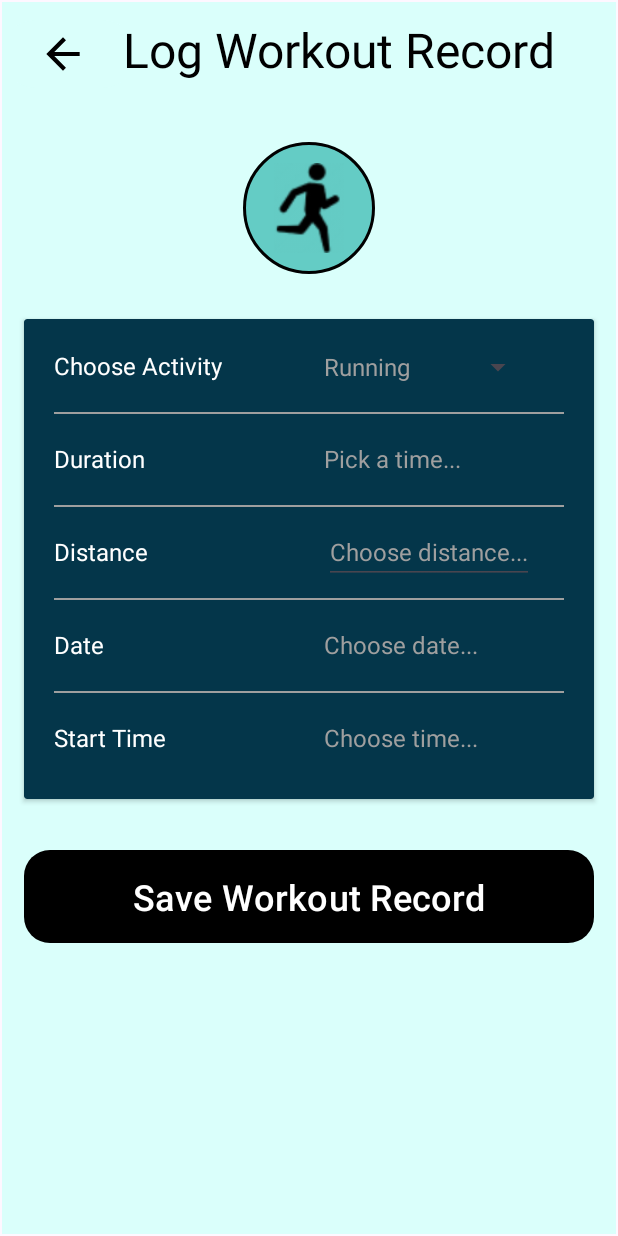
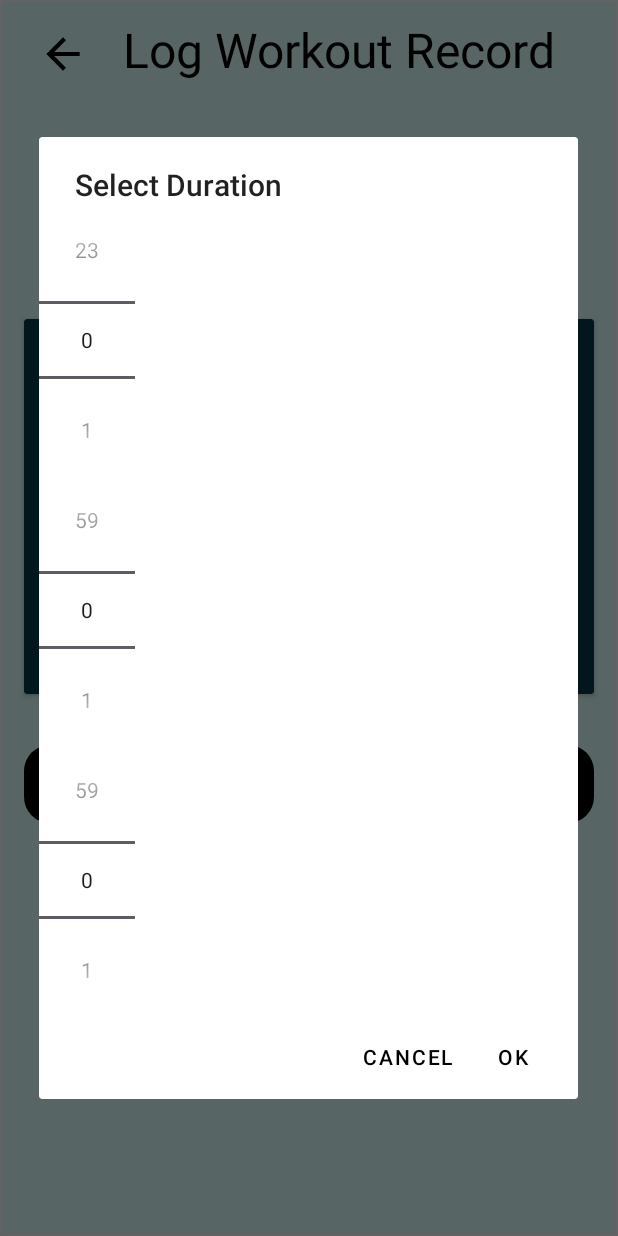
Before and after one commit to yii-meow/health-compass, an Android app: the log_workout_record screen opened through its navigation route, after a tap on an icon or button, on a phone screen of 412 x 824 dp. Run offline under Robolectric (Android 15) with nearby library versions, the phone set to English and light mode, and no system bars; our stand-ins replace Firebase (no records; nobody signed in at launch, a user with empty details on screens opened directly).

Commit message:
log workout

```diff
--- /dev/null
+++ b/app/src/main/java/com/example/healthcompass/DurationPickerDialogFragment.kt
@@ -0,0 +1,56 @@
+import android.app.AlertDialog
+import android.os.Bundle
+import android.widget.NumberPicker
+import androidx.fragment.app.DialogFragment
+import com.example.healthcompass.R
+
+class DurationPickerDialogFragment : DialogFragment() {
+
+    private lateinit var listener: OnDurationSetListener
+
+    interface OnDurationSetListener {
+        fun onDurationSet(hours: Int, minutes: Int, seconds: Int)
+    }
+
+    override fun onCreateDialog(savedInstanceState: Bundle?): AlertDialog {
+        val inflater = requireActivity().layoutInflater
+        val dialogView = inflater.inflate(R.layout.dialog_duration_picker, null)
+
+        val hoursPicker = dialogView.findViewById<NumberPicker>(R.id.hoursPicker)
+        val minutesPicker = dialogView.findViewById<NumberPicker>(R.id.minutesPicker)
+        val secondsPicker = dialogView.findViewById<NumberPicker>(R.id.secondsPicker)
+
+        // Initialize NumberPickers
+        hoursPicker.minValue = 0
+        hoursPicker.maxValue = 23
+
+        minutesPicker.minValue = 0
+        minutesPicker.maxValue = 59
+
+        secondsPicker.minValue = 0
+        secondsPicker.maxValue = 59
+
+        return AlertDialog.Builder(requireContext())
+            .setTitle("Select Duration")
+            .setView(dialogView)
+            .setPositiveButton("OK") { _, _ ->
+                val hours = hoursPicker.value
+                val minutes = minutesPicker.value
+                val seconds = secondsPicker.value
+                listener.onDurationSet(hours, minutes, seconds)
+            }
+            .setNegativeButton("Cancel", null)
+            .create()
+    }
+
+    fun setOnDurationSetListener(listener: OnDurationSetListener) {
+        this.listener = listener
+    }
+
+    companion object {
+        fun newInstance(): DurationPickerDialogFragment {
+            return DurationPickerDialogFragment()
+        }
+    }
+
+}
--- a/app/src/main/java/com/example/healthcompass/data/FitnessActivity/FitnessActivity.kt
+++ b/app/src/main/java/com/example/healthcompass/data/FitnessActivity/FitnessActivity.kt
@@ -7,5 +7,4 @@ data class FitnessActivity(
     val startTime: String,
     val endTime: String,
     val duration: String,
-    val distance: Double
 )
--- /dev/null
+++ b/app/src/main/res/layout/dialog_duration_picker.xml
@@ -0,0 +1,22 @@
+<?xml version="1.0" encoding="utf-8"?>
+<LinearLayout xmlns:android="http://schemas.android.com/apk/res/android"
+    android:layout_width="match_parent"
+    android:layout_height="wrap_content"
+    android:orientation="vertical">
+
+    <NumberPicker
+        android:id="@+id/hoursPicker"
+        android:layout_width="wrap_content"
+        android:layout_height="wrap_content" />
+
+    <NumberPicker
+        android:id="@+id/minutesPicker"
+        android:layout_width="wrap_content"
+        android:layout_height="wrap_content" />
+
+    <NumberPicker
+        android:id="@+id/secondsPicker"
+        android:layout_width="wrap_content"
+        android:layout_height="wrap_content" />
+
+</LinearLayout>
--- a/app/src/main/res/layout/fragment_achievements_challenges_list.xml
+++ b/app/src/main/res/layout/fragment_achievements_challenges_list.xml
@@ -4,7 +4,7 @@
     xmlns:tools="http://schemas.android.com/tools"
     android:layout_width="match_parent"
     android:layout_height="match_parent"
-    tools:context=".achievements_challenges_list">
+    tools:context=".ui.achivements.achievements_challenges_list">
 
     <com.google.android.material.button.MaterialButton
         android:id="@+id/btnViewChallenge"
--- a/app/src/main/res/layout/fragment_achievements_milestones_details.xml
+++ b/app/src/main/res/layout/fragment_achievements_milestones_details.xml
@@ -6,7 +6,7 @@
     android:layout_height="match_parent"
     android:background="#DAFFFB"
     android:padding="15dp"
-    tools:context=".achievements_milestones_details">
+    tools:context=".ui.achivements.achievements_milestones_details">
 
     <TextView
         android:id="@+id/lblCongratulations"
--- a/app/src/main/res/layout/fragment_achievements_milestones_list.xml
+++ b/app/src/main/res/layout/fragment_achievements_milestones_list.xml
@@ -4,7 +4,7 @@
     xmlns:tools="http://schemas.android.com/tools"
     android:layout_width="match_parent"
     android:layout_height="match_parent"
-    tools:context=".achievements_milestones_list">
+    tools:context=".ui.achivements.achievements_milestones_list">
 
     <androidx.cardview.widget.CardView
         android:id="@+id/cardFitnessActivity"
--- a/app/src/main/res/layout/fragment_log_workout_record.xml
+++ b/app/src/main/res/layout/fragment_log_workout_record.xml
@@ -54,7 +54,7 @@
     <androidx.cardview.widget.CardView
         android:id="@+id/cardLogWorkout"
         android:layout_width="380dp"
-        android:layout_height="320dp"
+        android:layout_height="250dp"
         android:layout_marginTop="30dp"
         app:cardBackgroundColor="#04364A"
         app:layout_constraintLeft_toLeftOf="parent"
@@ -80,11 +80,11 @@
                 android:id="@+id/spinnerFitnessActivities"
                 android:layout_width="wrap_content"
                 android:layout_height="wrap_content"
+                android:layout_marginRight="20dp"
                 android:text="Choose activity..."
                 android:textSize="16dp"
                 app:layout_constraintBaseline_toBaselineOf="@id/lblChooseActivity"
-                app:layout_constraintRight_toRightOf="parent"
-                android:layout_marginRight="20dp"/>
+                app:layout_constraintRight_toRightOf="parent" />
 
             <View
                 android:id="@+id/hr1"
@@ -110,7 +110,7 @@
                 android:id="@+id/durationPicker"
                 android:layout_width="wrap_content"
                 android:layout_height="wrap_content"
-                android:hint="Pick a time..."
+                android:hint="Pick duration..."
                 android:textColor="#9F9F9F"
                 android:textColorHint="#9F9F9F"
                 android:textSize="16dp"
@@ -127,38 +127,6 @@
                 app:layout_constraintTop_toBottomOf="@id/lblDuration" />
 
             <TextView
-                android:id="@+id/lblDistance"
-                android:layout_width="wrap_content"
-                android:layout_height="wrap_content"
-                android:layout_marginTop="40dp"
-                android:text="Distance"
-                android:textColor="@color/white"
-                android:textSize="16dp"
-                app:layout_constraintLeft_toLeftOf="parent"
-                app:layout_constraintTop_toBottomOf="@id/lblDuration" />
-
-            <EditText
-                android:inputType="numberDecimal"
-                android:id="@+id/tvDistance"
-                android:layout_width="wrap_content"
-                android:layout_height="wrap_content"
-                android:hint="Choose distance..."
-                android:textColorHint="#9F9F9F"
-                android:textColor="#9F9F9F"
-                android:textSize="16dp"
-                app:layout_constraintBaseline_toBaselineOf="@id/lblDistance"
-                app:layout_constraintLeft_toLeftOf="@id/spinnerFitnessActivities" />
-
-            <View
-                android:id="@+id/hr3"
-                android:layout_width="358dp"
-                android:layout_height="1dp"
-                android:layout_marginTop="20dp"
-                android:background="#9F9F9F"
-                app:layout_constraintLeft_toLeftOf="@id/lblDistance"
-                app:layout_constraintTop_toBottomOf="@id/lblDistance" />
-
-            <TextView
                 android:id="@+id/lblDate"
                 android:layout_width="wrap_content"
                 android:layout_height="wrap_content"
@@ -167,7 +135,7 @@
                 android:textColor="@color/white"
                 android:textSize="16dp"
                 app:layout_constraintLeft_toLeftOf="parent"
-                app:layout_constraintTop_toBottomOf="@id/lblDistance" />
+                app:layout_constraintTop_toBottomOf="@id/lblDuration" />
 
             <TextView
                 android:id="@+id/datePicker"
@@ -177,7 +145,7 @@
                 android:textColor="#9F9F9F"
                 android:textSize="16dp"
                 app:layout_constraintBaseline_toBaselineOf="@id/lblDate"
-                app:layout_constraintLeft_toLeftOf="@id/spinnerFitnessActivities"/>
+                app:layout_constraintLeft_toLeftOf="@id/spinnerFitnessActivities" />
 
             <View
                 android:id="@+id/hr4"
@@ -215,10 +183,10 @@
     <com.google.android.material.button.MaterialButton
         android:id="@+id/btnLogRecord"
         android:layout_width="380dp"
-        android:layout_height="70dp"
+        android:layout_height="60dp"
         android:layout_marginTop="30dp"
         android:text="Save Workout Record"
-        android:textSize="24dp"
+        android:textSize="20dp"
         app:cornerRadius="17dp"
         app:layout_constraintLeft_toLeftOf="parent"
         app:layout_constraintRight_toRightOf="parent"
--- a/app/src/main/res/values/strings.xml
+++ b/app/src/main/res/values/strings.xml
@@ -13,8 +13,8 @@
         <item>Running</item>
         <item>Walking</item>
         <item>Jogging</item>
+        <item>Treadmill</item>
         <item>Badminton</item>
-        <item>Treadmill</item>
         <item>Swimming</item>
         <item>Cycling</item>
         <item>Basketball</item>
```
Also changed, not shown: app/src/main/java/com/example/healthcompass/achievements_challenges_list.kt (+0 -53 lines), app/src/main/java/com/example/healthcompass/achievements_milestones_details.kt (+0 -53 lines), app/src/main/java/com/example/healthcompass/achievements_milestones_list.kt (+0 -53 lines), app/src/main/java/com/example/healthcompass/data/FitnessActivity/FitnessActivityViewModel.kt (+31 -11 lines), app/src/main/java/com/example/healthcompass/log_workout_record.kt (+65 -21 lines), app/src/main/java/com/example/healthcompass/ui/achivements/achievements_challenges_list.kt (added, +23 -0 lines), app/src/main/java/com/example/healthcompass/ui/achivements/achievements_milestones_details.kt (added, +27 -0 lines), app/src/main/java/com/example/healthcompass/ui/achivements/achievements_milestones_list.kt (added, +27 -0 lines), app/src/main/res/layout/fragment_duration_picker_dialog.xml (added, +14 -0 lines).
